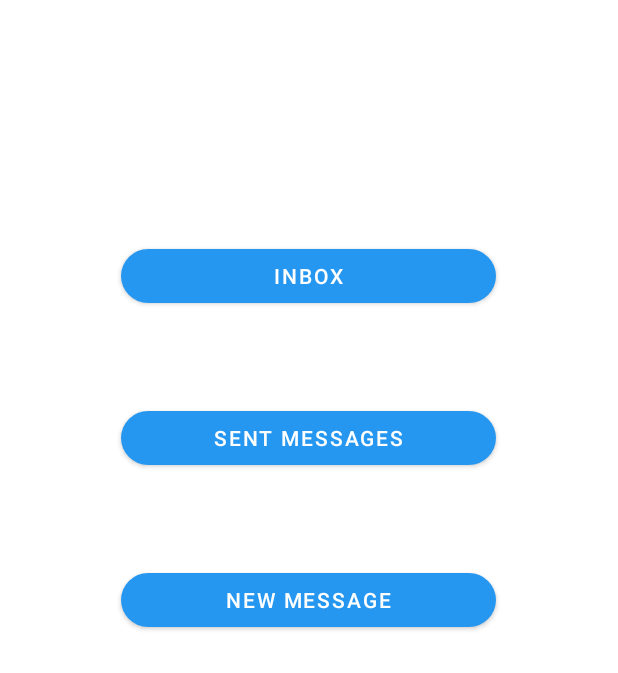
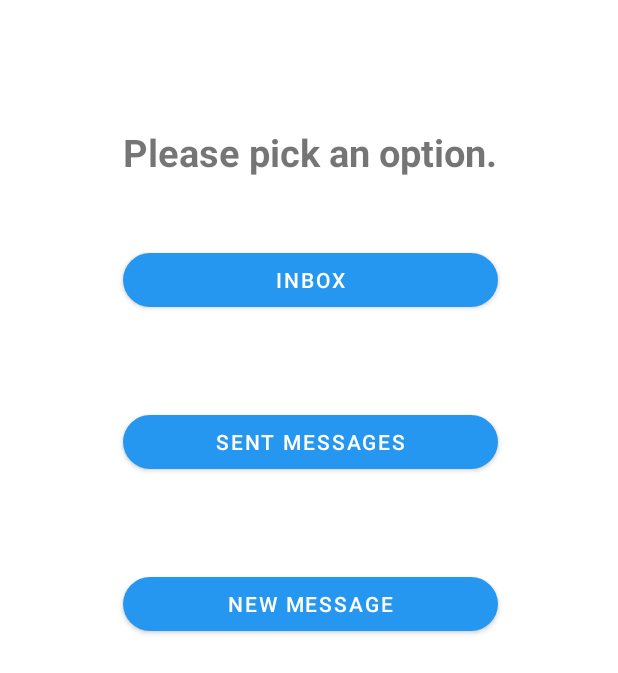
Before and after one commit to xmantra23/UniversityBazaar, an Android app: the MessageHomeActivity screen opened directly, with no data from a screen before it, on a phone screen of 412 x 824 dp. Shown: the top 673 px of the screen. Run offline under Robolectric (Android 15) with nearby library versions, the phone set to English and light mode, and no system bars; Roboto replaces fonts that are not available here.

Commit message:
minor UI fixes in MessageHomeActivity

```diff
--- a/app/src/main/res/layout/activity_message_home.xml
+++ b/app/src/main/res/layout/activity_message_home.xml
@@ -6,18 +6,31 @@
     android:layout_height="match_parent"
     tools:context=".Activity.Messages.MessageHomeActivity">
 
+    <TextView
+        android:id="@+id/textView2"
+        android:layout_width="wrap_content"
+        android:layout_height="wrap_content"
+        android:layout_marginTop="84dp"
+        android:text="Please pick an option."
+        android:textSize="25sp"
+        android:textStyle="bold"
+        app:layout_constraintEnd_toEndOf="parent"
+        app:layout_constraintHorizontal_bias="0.506"
+        app:layout_constraintStart_toStartOf="parent"
+        app:layout_constraintTop_toTopOf="parent" />
+
     <Button
         android:id="@+id/btnInbox"
         android:layout_width="250dp"
         android:layout_height="wrap_content"
-        android:layout_marginTop="160dp"
+        android:layout_marginTop="44dp"
         android:text="Inbox"
         app:backgroundTint="#2697F1"
         app:cornerRadius="18dp"
-        app:layout_constraintEnd_toEndOf="parent"
-        app:layout_constraintHorizontal_bias="0.496"
-        app:layout_constraintStart_toStartOf="parent"
-        app:layout_constraintTop_toTopOf="parent" />
+        app:layout_constraintEnd_toEndOf="@+id/textView2"
+        app:layout_constraintHorizontal_bias="0.0"
+        app:layout_constraintStart_toStartOf="@+id/textView2"
+        app:layout_constraintTop_toBottomOf="@+id/textView2" />
 
     <Button
         android:id="@+id/btnSentMessages"
```
